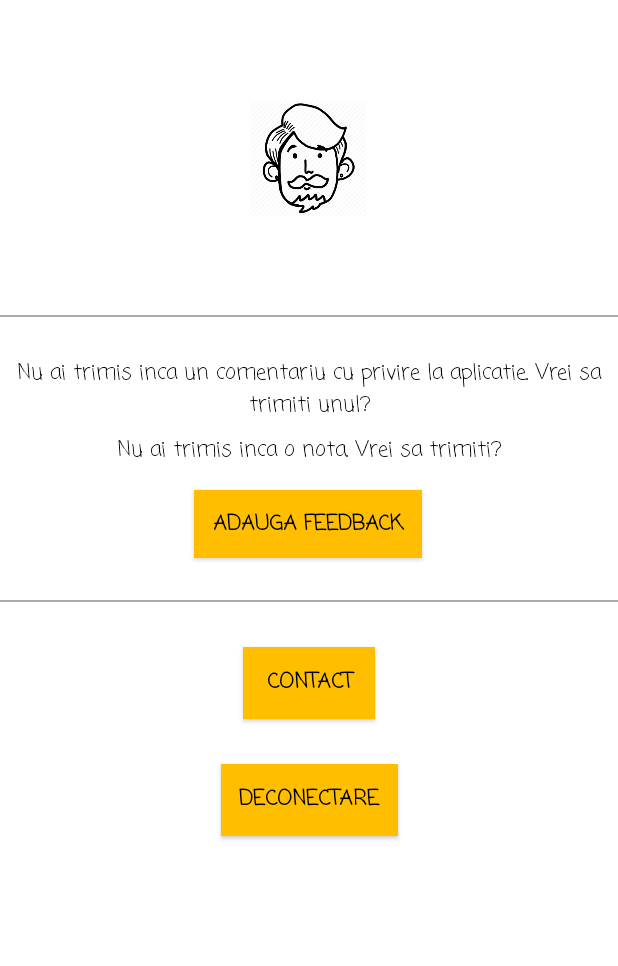
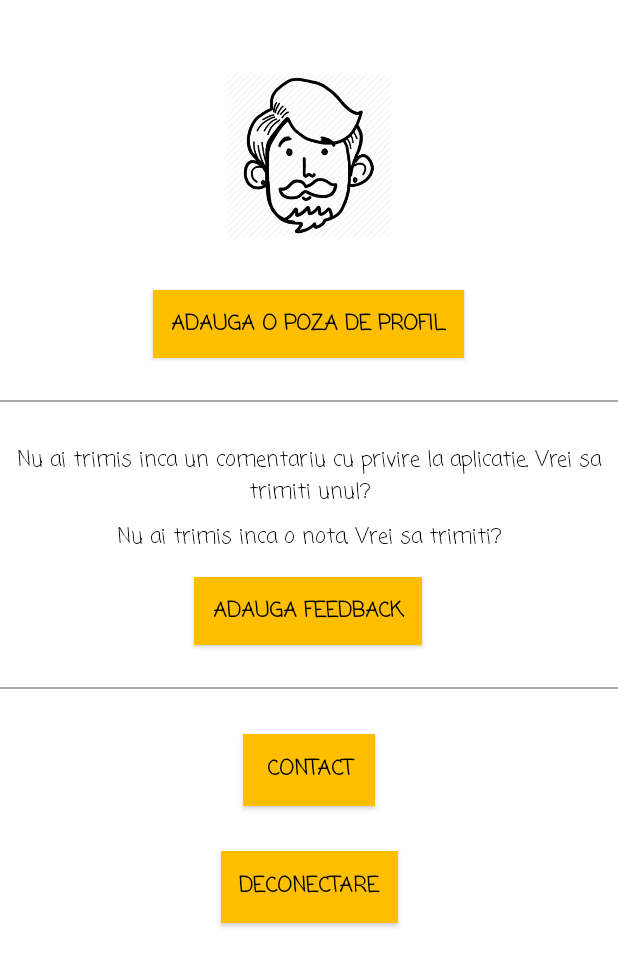
Before and after one commit to catalinadinu/SportSpot, an Android app: the ProfileActivity screen opened directly, with no data from a screen before it, on a phone screen of 412 x 824 dp. Shown: the top 966 px of the screen. Run offline under Robolectric (Android 15) with nearby library versions, the phone set to English and light mode, and no system bars; our stand-ins replace Firebase (no records; nobody signed in at launch, a user with empty details on screens opened directly); pictures from the network do not load.

Commit message:
Incarcare poza de profil din memoria telefonului
Nu ramane salvata la redeschiderea activitatii

```diff
--- a/app/build.gradle
+++ b/app/build.gradle
@@ -26,6 +26,7 @@ dependencies {
     implementation 'androidx.constraintlayout:constraintlayout:1.1.3'
     implementation 'com.google.firebase:firebase-auth:16.0.5'
     implementation 'com.google.firebase:firebase-database:16.0.4'
+    implementation 'com.google.firebase:firebase-storage:16.0.4'
     testImplementation 'junit:junit:4.12'
     androidTestImplementation 'androidx.test.ext:junit:1.1.0'
     androidTestImplementation 'androidx.test.espresso:espresso-core:3.1.1'
--- a/app/src/main/java/com/example/sportspot/ProfileActivity.java
+++ b/app/src/main/java/com/example/sportspot/ProfileActivity.java
@@ -7,9 +7,11 @@ import androidx.appcompat.app.AppCompatActivity;
 import android.content.Context;
 import android.content.Intent;
 import android.content.SharedPreferences;
+import android.net.Uri;
 import android.os.Bundle;
 import android.view.View;
 import android.widget.Button;
+import android.widget.ImageView;
 import android.widget.TextView;
 import android.widget.Toast;
 
@@ -33,14 +35,18 @@ public class ProfileActivity extends AppCompatActivity {
     private Button add_feedback;
     private Button contact;
     private Button disconnect;
+    private Button chooseImage;
     private Intent intent;
+    private ImageView profileImage;
     private Feedback feedback;
     private ArrayList<Feedback> feedbackList = new ArrayList<>();
 
+    private Uri imageUri;
+
     public static final int REQUEST_CODE_ADD_FEEDBACK = 1;
+    public static final int REQUEST_CODE_CHOOSE_IMAGE = 2;
 
     private SharedPreferences sp;
-
 
     private DatabaseReference mDatabase;
 
@@ -50,6 +56,16 @@ public class ProfileActivity extends AppCompatActivity {
         setContentView(R.layout.activity_profile);
 
         initComponents();
+
+        chooseImage.setOnClickListener(new View.OnClickListener() {
+            @Override
+            public void onClick(View view) {
+                intent = new Intent();
+                intent.setType("image/*");
+                intent.setAction(Intent.ACTION_GET_CONTENT);
+                startActivityForResult(intent, REQUEST_CODE_CHOOSE_IMAGE);
+            }
+        });
 
         contact.setOnClickListener(new View.OnClickListener() {
             @Override
@@ -85,6 +101,8 @@ public class ProfileActivity extends AppCompatActivity {
     }
 
     private void initComponents(){
+        profileImage = findViewById(R.id.profile_image);
+        chooseImage = findViewById(R.id.profile_upload_image_button);
         comment = findViewById(R.id.profile_comment);
         score = findViewById(R.id.profile_score);
         add_feedback = findViewById(R.id.profile_add_feedback);
@@ -94,7 +112,6 @@ public class ProfileActivity extends AppCompatActivity {
         mDatabase = FirebaseDatabase.getInstance().getReference("feedback").push();
 
         getFeedbackFromFirebase();
-
 
     }
 
@@ -120,6 +137,12 @@ public class ProfileActivity extends AppCompatActivity {
                 Toast.makeText(getApplicationContext(), R.string.feedback_fail, Toast.LENGTH_LONG).show();
             }
 
+        }
+
+        if(requestCode == REQUEST_CODE_CHOOSE_IMAGE && resultCode == RESULT_OK
+                && data != null && data.getData() != null){
+            imageUri = data.getData();
+            profileImage.setImageURI(imageUri);
         }
     }
 
@@ -158,4 +181,6 @@ public class ProfileActivity extends AppCompatActivity {
             }
         });
     }
+
+
 }
--- a/app/src/main/res/layout/activity_profile.xml
+++ b/app/src/main/res/layout/activity_profile.xml
@@ -8,22 +8,39 @@
     tools:context=".ProfileActivity">
 
     <ImageView
-        android:id="@+id/imageView3"
-        android:layout_width="106dp"
-        android:layout_height="210dp"
+        android:id="@+id/profile_image"
+        android:layout_width="150dp"
+        android:layout_height="150dp"
+        android:layout_marginTop="28dp"
         app:layout_constraintEnd_toEndOf="parent"
         app:layout_constraintHorizontal_bias="0.498"
         app:layout_constraintStart_toStartOf="parent"
         app:layout_constraintTop_toTopOf="parent"
         app:srcCompat="@drawable/avatar" />
 
+    <Button
+        android:id="@+id/profile_upload_image_button"
+        android:layout_width="wrap_content"
+        android:layout_height="45dp"
+        android:layout_marginTop="15dp"
+        android:background="@color/colorPrimary"
+        android:padding="12dp"
+        android:text="Adauga o poza de profil"
+        android:textColor="@color/colorPrimaryDark"
+        android:textStyle="bold"
+        app:layout_constraintEnd_toEndOf="parent"
+        app:layout_constraintHorizontal_bias="0.498"
+        app:layout_constraintStart_toStartOf="parent"
+        app:layout_constraintTop_toBottomOf="@+id/profile_image" />
+
     <View
         android:id="@+id/view"
         style="@style/Divider"
+        android:layout_marginTop="28dp"
         app:layout_constraintEnd_toEndOf="parent"
         app:layout_constraintHorizontal_bias="0.0"
         app:layout_constraintStart_toStartOf="parent"
-        app:layout_constraintTop_toBottomOf="@+id/imageView3" />
+        app:layout_constraintTop_toBottomOf="@+id/profile_upload_image_button" />
 
     <TextView
         android:id="@+id/profile_comment"
@@ -38,7 +55,7 @@
         app:layout_constraintEnd_toEndOf="parent"
         app:layout_constraintHorizontal_bias="0.5"
         app:layout_constraintStart_toStartOf="parent"
-        app:layout_constraintTop_toBottomOf="@+id/imageView3" />
+        app:layout_constraintTop_toBottomOf="@+id/view" />
 
     <TextView
         android:id="@+id/profile_score"
```
